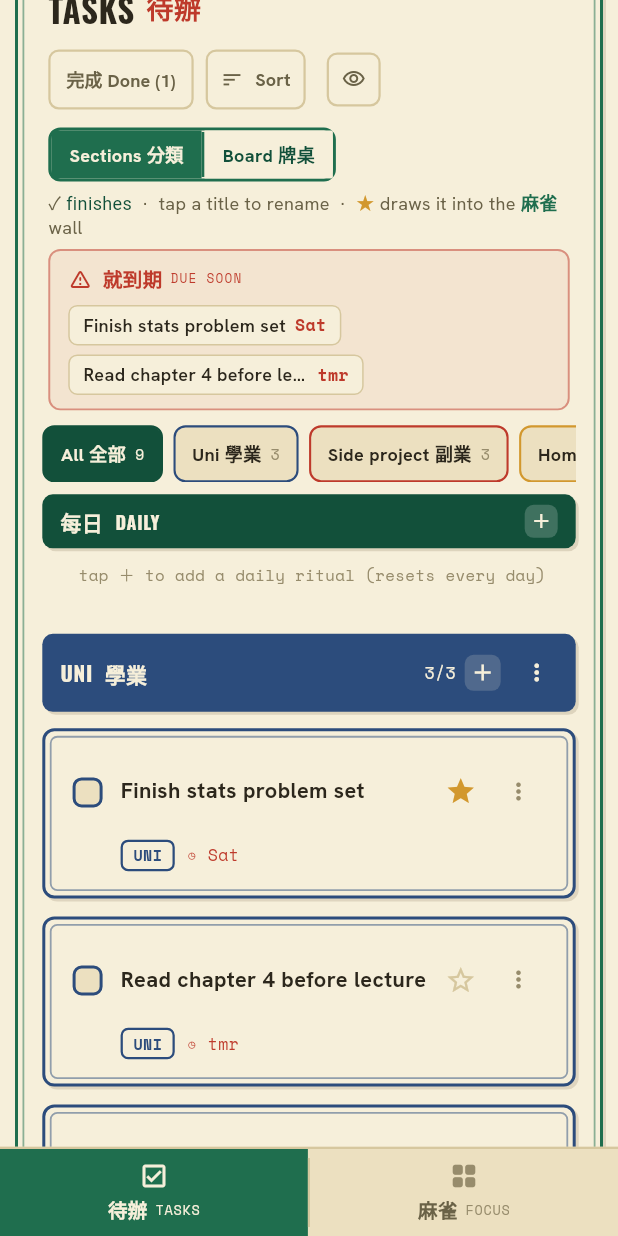
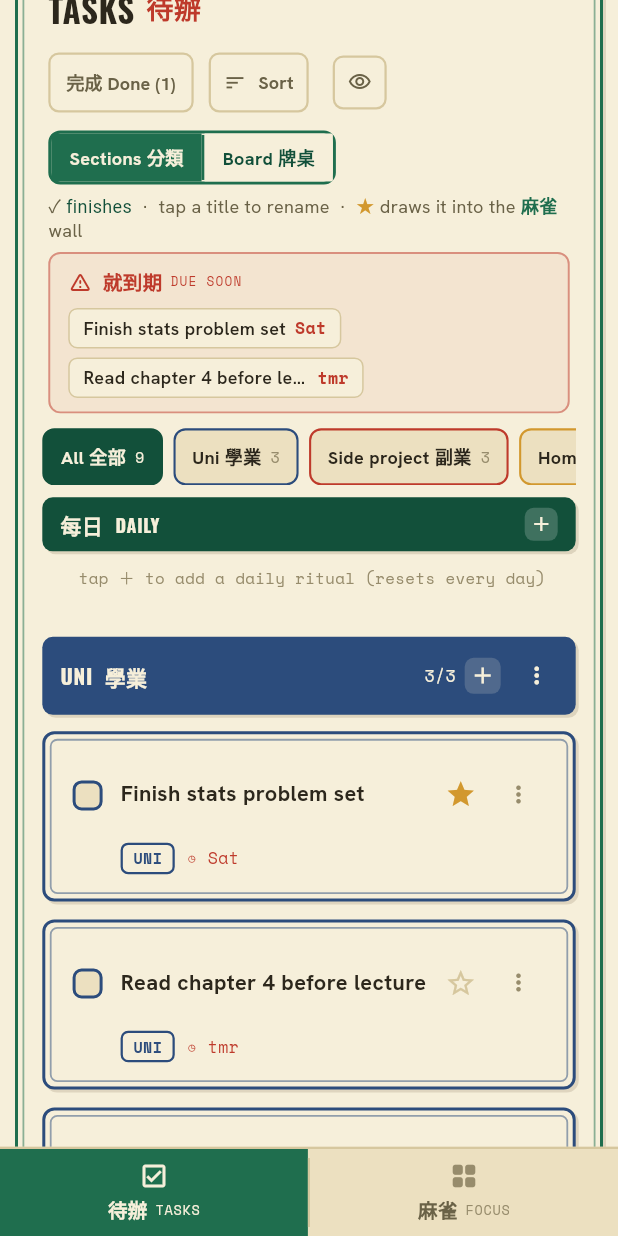
Before and after one commit to OliL123/Cadence, a Flutter app: the screen it shows after launch, scrolled down 576 dp, on a phone screen of 412 x 824 dp. Run offline on Flutter 3.47's test engine with Material 3 defaults, Android fonts, the phone set to English and light mode, and no system bars; our stand-ins replace flutter_colorpicker, flutter_local_notifications, google_fonts, google_sign_in, shared_preferences, supabase_flutter and 1 more; missing offline and left inert: dart:html, dart:js_interop, home_widget; accounts and stored records are empty; network calls fail; Roboto replaces fonts that are missing (Noto Serif Hk); project files that could hold a hidden picture were left out.

Commit message:
Spread the tasks toolbar across the row instead of bunching it
The header controls (Done, Sort, hide-empty, view switch) were pinned to the
right with a big gap after the title. On one line they now use spaceBetween so
the title and each control distribute evenly across the width; the title is
Flexible so it shrinks rather than overflows as the row tightens. Below 560px
the title stacks above the controls, which wrap.

Co-Authored-By: Claude Opus 4.8 <noreply@anthropic.com>

```diff
--- a/lib/main.dart
+++ b/lib/main.dart
@@ -660,39 +660,35 @@ class _HomePageState extends State<HomePage> with WidgetsBindingObserver {
                           .copyWith(fontStyle: FontStyle.italic)
                       : serifHk(size: 18, color: C.red)),
             ]);
-            // Below the breakpoint, stack the title above wrapped buttons. The
-            // threshold leaves room for the toolbar's widest state (Done, Sort,
-            // hide-empty and the view switch) so the single-row branch can't
-            // overflow.
-            if (c.maxWidth < 640) {
+            final controls = [
+              _doneToggleBtn(),
+              _sortBtn(),
+              if (store.viewMode != 'board') _emptyGroupsBtn(),
+              _viewSwitch(),
+            ];
+            // Wide enough for one line: spread the title and controls evenly
+            // across the row so they breathe instead of bunching at the edge.
+            // Below that, stack the title and let the controls space out on
+            // their own full-width line.
+            if (c.maxWidth < 560) {
               return Column(crossAxisAlignment: CrossAxisAlignment.start, children: [
                 FittedBox(fit: BoxFit.scaleDown, alignment: Alignment.centerLeft, child: title),
-                const SizedBox(height: 8),
-                Wrap(spacing: 8, runSpacing: 8, children: [
-                  _doneToggleBtn(),
-                  _sortBtn(),
-                  if (store.viewMode != 'board') _emptyGroupsBtn(),
-                  _viewSwitch(),
-                ]),
+                const SizedBox(height: 10),
+                Wrap(spacing: 10, runSpacing: 8, children: controls),
               ]);
             }
-            return Row(children: [
-              Expanded(
-                  child: FittedBox(
-                      fit: BoxFit.scaleDown,
-                      alignment: Alignment.centerLeft,
-                      child: title)),
-              const SizedBox(width: 8),
-              _doneToggleBtn(),
-              const SizedBox(width: 8),
-              _sortBtn(),
-              if (store.viewMode != 'board') ...[
-                const SizedBox(width: 8),
-                _emptyGroupsBtn(),
+            return Row(
+              mainAxisAlignment: MainAxisAlignment.spaceBetween,
+              crossAxisAlignment: CrossAxisAlignment.center,
+              children: [
+                Flexible(
+                    child: FittedBox(
+                        fit: BoxFit.scaleDown,
+                        alignment: Alignment.centerLeft,
+                        child: title)),
+                ...controls,
               ],
-              const SizedBox(width: 8),
-              _viewSwitch(),
-            ]);
+            );
           }),
           const SizedBox(height: 6),
           Text.rich(
```
